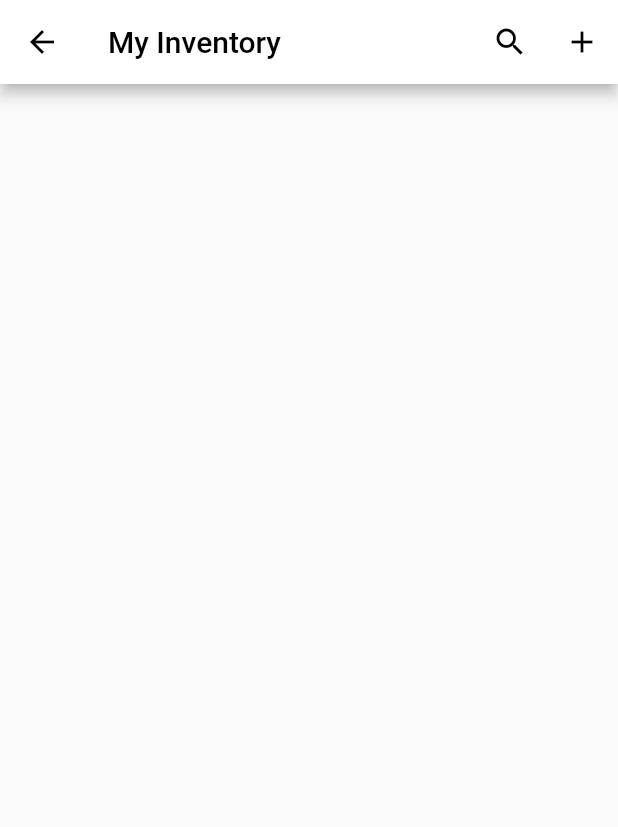
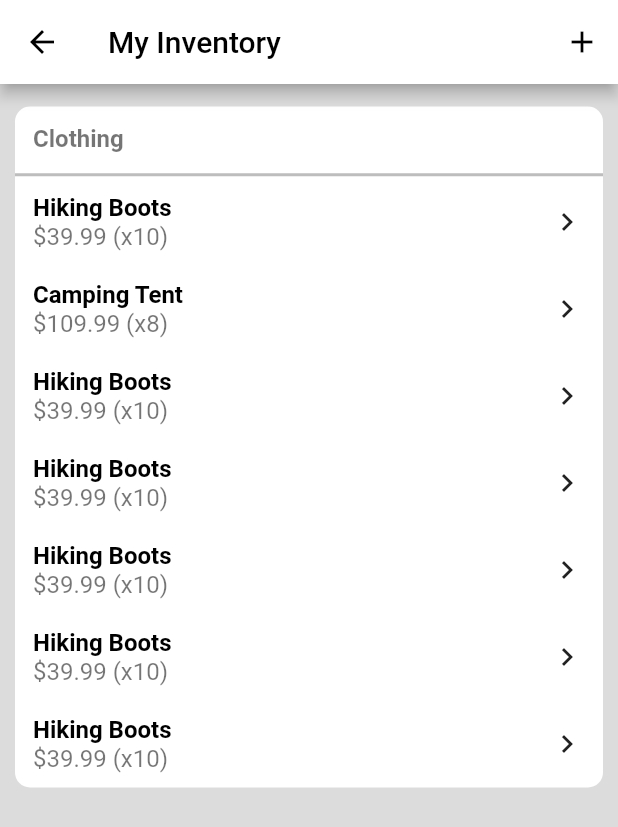
Before and after one commit to michaelpropp18/universal_store, a Flutter app: the StoreInventoryScreen screen opened by its route, on a phone screen of 412 x 824 dp. Shown: the top 827 px of the screen. Run offline on Flutter 3.47's test engine with Material 2 defaults, Android fonts, the phone set to English and light mode, and no system bars; our stand-ins replace cloud_firestore, firebase_auth, flutter_spinkit; accounts and stored records are empty.

Commit message:
Manager View Inventory List UI

```diff
--- /dev/null
+++ b/lib/models/item.dart
@@ -0,0 +1,12 @@
+class Item {
+  String uid;
+  String name;
+  double price;
+  int quantity;
+
+  Item({this.uid, this.name, this.price, this.quantity});
+
+  String getManagerTitle() {
+    return quantity.toString() + ' X ' + name + ' \$' + price.toStringAsFixed(2);
+  }
+}
--- a/lib/view/manager/store_inventory_screen.dart
+++ b/lib/view/manager/store_inventory_screen.dart
@@ -1,6 +1,19 @@
 import 'package:flutter/material.dart';
+import 'package:universal_store/models/item.dart';
+import 'package:universal_store/view/manager/widgets/store_item.dart';
+
+import 'widgets/store_inventory_box.dart';
 
 class StoreInventoryScreen extends StatelessWidget {
+  final List<Item> items = [
+    Item(uid: '1001', name: 'Hiking Boots', price: 39.99, quantity: 10),
+    Item(uid: '1002', name: 'Camping Tent', price: 109.99, quantity: 8),
+    Item(uid: '1003', name: 'Hiking Boots', price: 39.99, quantity: 10),
+    Item(uid: '1004', name: 'Hiking Boots', price: 39.99, quantity: 10),
+    Item(uid: '1005', name: 'Hiking Boots', price: 39.99, quantity: 10),
+    Item(uid: '1006', name: 'Hiking Boots', price: 39.99, quantity: 10),
+    Item(uid: '1007', name: 'Hiking Boots', price: 39.99, quantity: 10),
+  ];
   @override
   Widget build(BuildContext context) {
     return Scaffold(
@@ -11,14 +24,9 @@ class StoreInventoryScreen extends StatelessWidget {
         backgroundColor: Colors.white,
         title: Text('My Inventory', style: TextStyle(color: Colors.black)),
         actions: <Widget>[
+          /*
           IconButton(
             icon: const Icon(Icons.search),
-            onPressed: () {},
-          ),
-          /*
-          IconButton(
-            //icon: const Icon(Icons.list),
-            icon: const Icon(Icons.reorder),
             onPressed: () {},
           ),
           */
@@ -28,7 +36,44 @@ class StoreInventoryScreen extends StatelessWidget {
           ),
         ],
       ),
-      body: Container(),
+      body: Container(
+        color: Colors.black12,
+        padding: const EdgeInsets.all(10.0),
+        child: ListView(
+          //crossAxisAlignment: CrossAxisAlignment.start,
+          children: [
+            StoreInventoryBox(
+              header: 'Clothing',
+              inventoryItems: ListView.builder(
+                physics: NeverScrollableScrollPhysics(),
+                shrinkWrap: true,
+                itemCount: items.length,
+                itemBuilder: (context, index) {
+                   return StoreItem(quantity: items[index].quantity, price: items[index].price, name: items[index].name);
+                },
+              ),
+            ),
+
+          ],
+        ),
+      ),
+      /*
+      body: Container(
+        color: Colors.black12,
+        padding: const EdgeInsets.all(10.0),
+        child: ListView.builder(
+          itemCount: items.length,
+          itemBuilder: (context, index) {
+            return StoreItem(text: 'test', name: items[index].name);
+            /*
+            return ListTile(
+              title: Text('${items[index].getManagerTitle()}'),
+            );
+            */
+          },
+        ),
+      ),
+      */
     );
   }
 }
--- /dev/null
+++ b/lib/view/manager/widgets/store_inventory_box.dart
@@ -0,0 +1,58 @@
+import 'package:flutter/material.dart';
+
+import 'store_item.dart';
+
+class StoreInventoryBox extends StatelessWidget {
+  final String header;
+  final ListView inventoryItems;
+
+  const StoreInventoryBox(
+      {@required this.inventoryItems, @required this.header});
+
+  @override
+  Widget build(BuildContext context) {
+    return Container(
+      margin: EdgeInsets.symmetric(vertical: 5),
+      decoration: new BoxDecoration(
+        color: Colors.white,
+        borderRadius: new BorderRadius.all(const Radius.circular(10.0)),
+      ),
+      child: SingleChildScrollView(
+        physics: ScrollPhysics(),
+        child: Column(
+          crossAxisAlignment: CrossAxisAlignment.start,
+          mainAxisSize: MainAxisSize.max,
+          children: [
+            Padding(
+              padding: const EdgeInsets.all(12.0),
+              child: Text(
+                header,
+                style: TextStyle(
+                    color: Colors.black54,
+                    fontSize: 16,
+                    fontWeight: FontWeight.bold),
+              ),
+            ),
+            Divider(
+              color: Colors.black26,
+              height: 5,
+              thickness: 2,
+            ),
+            /*
+            ListView.builder(
+              physics: NeverScrollableScrollPhysics(),
+              shrinkWrap: true,
+              itemCount: 5,
+              itemBuilder: (context, index) {
+                return Text('test');
+              },
+            ),
+            */
+            inventoryItems,
+            //... inventoryItems,
+          ],
+        ),
+      ),
+    );
+  }
+}
--- /dev/null
+++ b/lib/view/manager/widgets/store_item.dart
@@ -0,0 +1,52 @@
+import 'package:flutter/material.dart';
+
+class StoreItem extends StatelessWidget {
+  final String name;
+  final double price;
+  final int quantity;
+  final String route;
+
+  const StoreItem(
+      {@required this.price, @required this.name, this.route, this.quantity});
+
+  @override
+  Widget build(BuildContext context) {
+    return Padding(
+      padding: const EdgeInsets.symmetric(horizontal: 12, vertical: 10.0),
+      child: Row(
+        mainAxisAlignment: MainAxisAlignment.spaceBetween,
+        children: [
+          Container(
+            width: MediaQuery.of(context).size.width - 75, // TODO fix this
+            child: Column(
+              crossAxisAlignment: CrossAxisAlignment.start,
+              children: [
+                Text(
+                  name,
+                  style: TextStyle(
+                      color: Colors.black,
+                      fontSize: 16,
+                      fontWeight: FontWeight.bold),
+                ),
+                SelectableText(
+                  '\$' + price.toStringAsFixed(2) + ' (x' + quantity.toString() + ')',
+                  style: TextStyle(
+                    color: Colors.black54,
+                    fontSize: 16,
+                  ),
+                ),
+              ],
+            ),
+          ),
+          GestureDetector(
+            child: Icon(Icons.chevron_right),
+            onTap: () {
+              print('got here');
+              //Navigator.pushNamed(context, route);
+            },
+          )
+        ],
+      ),
+    );
+  }
+}
```
